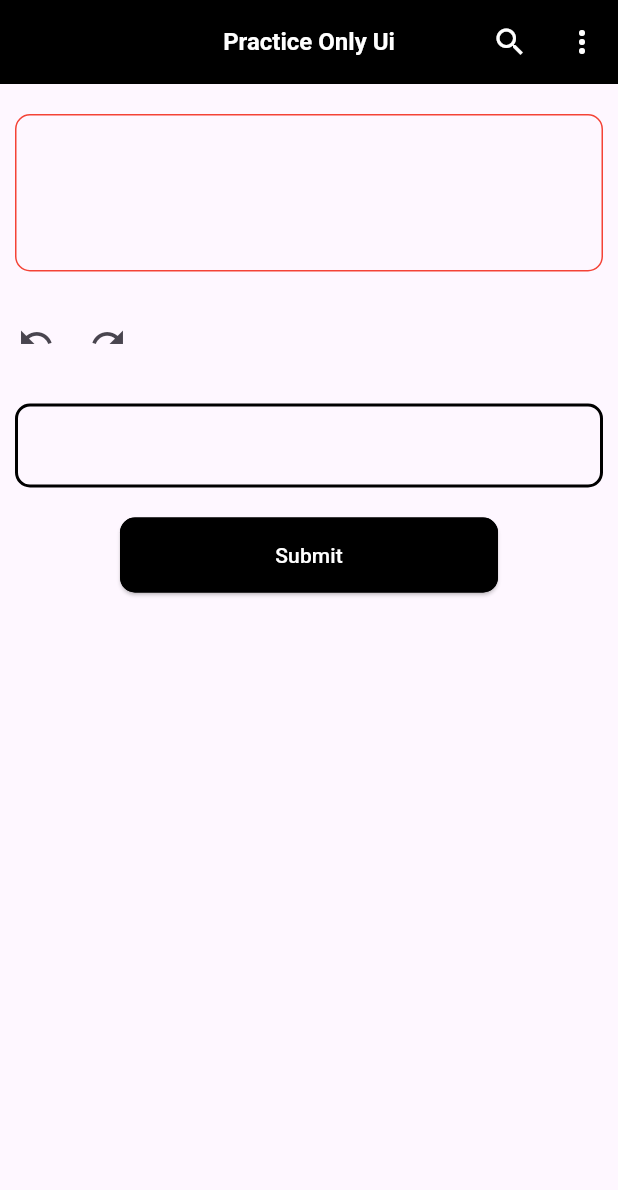
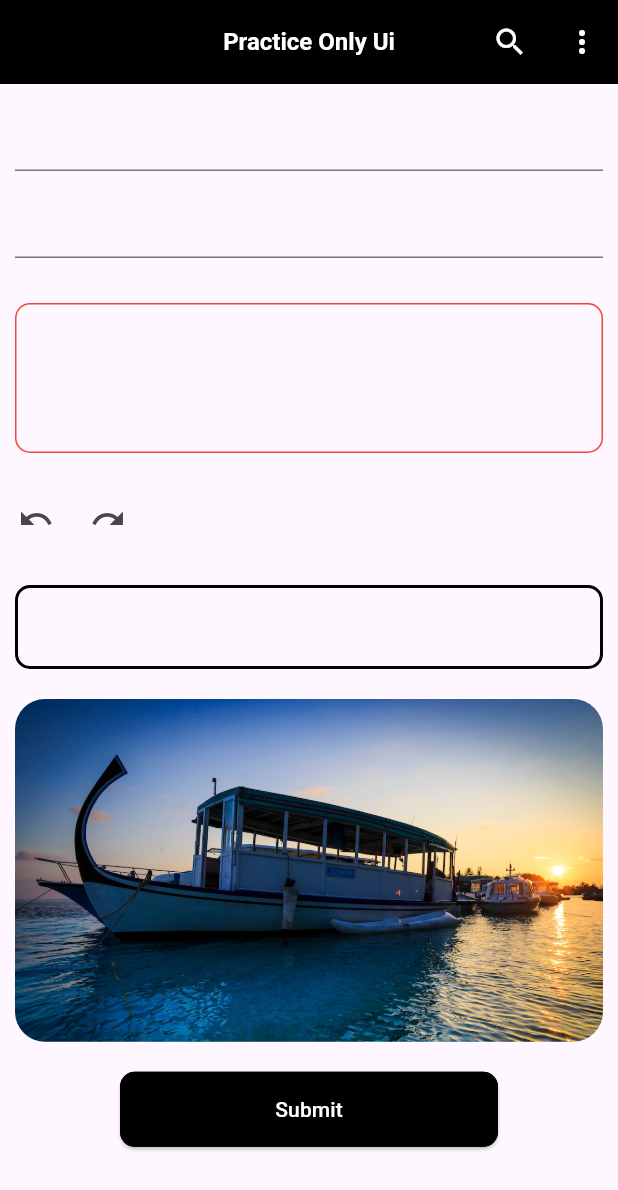
Before and after one commit to Akhi626052/practice_dart_ui, a Flutter app: the TextFieldPraSecond screen opened directly, on a phone screen of 412 x 824 dp. Shown: the top 1190 px of the screen. Run offline on Flutter 3.47's test engine with Material 3 defaults, Android fonts, the phone set to English and light mode, and no system bars; our stand-ins replace bloc, firebase_auth, firebase_core, firebase_messaging, flutter_bloc, flutter_local_notifications and 6 more; accounts and stored records are empty; statements that could not run were skipped.

Commit message:
text field property

```diff
--- a/lib/daily_read_ui_component/textfield_pra.dart
+++ b/lib/daily_read_ui_component/textfield_pra.dart
@@ -1,4 +1,6 @@
+import 'package:flutter/gestures.dart';
 import 'package:flutter/material.dart';
+import 'package:flutter/services.dart';
 void main(){
   runApp(MyApp());
 }
@@ -32,6 +34,8 @@ class _TextFieldPraSecondState extends State<TextFieldPraSecond>{
   // TabController           // TabBar control
   // AnimationController     // Animations
  final _formKey = GlobalKey<FormState>();
+  final TextEditingController _controller = TextEditingController();
+  final FocusNode _focusNode = FocusNode();
 @override
 Widget build(BuildContext context){
     return PopScope(
@@ -59,25 +63,101 @@ Widget build(BuildContext context){
               child: Column(
                 mainAxisAlignment: MainAxisAlignment.start,
                 children: [
+                  // TextField(
+                  //   maxLength: 20,
+                  //   buildCounter: (
+                  //       BuildContext context, {
+                  //         required int currentLength,
+                  //         required bool isFocused,
+                  //         required int? maxLength,
+                  //       }) {
+                  //     if (!isFocused) return null;
+                  //
+                  //     return Text('$currentLength/$maxLength');
+                  //   },
+                  // )
+                  SizedBox(height: 10,),
+                  Container(
+                    margin: EdgeInsets.symmetric(horizontal: 10),
+                    child: TextField(
+                      maxLength: 20,
+                        decoration: InputDecoration(counterText: ""),
+                        // isFocused = true
+                      // buildCounter: (BuildContext context,{required int currentLength, required bool isFocused,required int? maxLength}){
+                      //   return null; // Text("$currentLength / $maxLength");
+                      // },
+
+                    ),
+                  ),
+                  SizedBox(height: 10,),
+                  Container(
+                    margin: EdgeInsets.symmetric(horizontal: 10),
+                    child: TextField(
+                      textInputAction: TextInputAction.search,
+                      onSubmitted: (value) {
+                        print("Searching: $value");
+                      },
+                    ),
+                  ),
+                  SizedBox(height: 10,),
                   Container(
                     // height: double.infinity,
                     // width: double.infinity,
                     margin: EdgeInsets.symmetric(horizontal: 10, vertical: 20),// only, all
+                    child: SizedBox(height: 100,
                       child: TextField(
+                        dragStartBehavior: DragStartBehavior.down,//start
+                        keyboardAppearance: Brightness.light,
+                       onTapUpOutside:  ,
+                        inputFormatters: [
+                          FilteringTextInputFormatter.digitsOnly,
+                          LengthLimitingTextInputFormatter(10),
+                        ],
+
+
+
+                        canRequestFocus: true, // TextField pe tap karne se keyboard open nahi hoga
+                        clipBehavior: Clip.hardEdge, //1. antiAlias,2. none 3.antiAliasWithSaveLayer,  TextField ke content ko clip karega, cut kar de ga direct
+                        controller: _controller,
+                        cursorErrorColor: Colors.red,
+                        cursorColor: Colors.black,
+
+                        focusNode: _focusNode,
+                        mouseCursor: SystemMouseCursors.click,
+                         groupId: "textfield_group",
+                         cursorOpacityAnimates: true,// Opacity animate hogi (smooth blink)
+                        cursorHeight: 20,
+                        cursorWidth: 2,
+                        cursorRadius: Radius.circular(30),
+                        onSubmitted: (value){
+                          print("Submitted value: $value");
+                        },
+
+                         // obscureText: false,
+                        // contextMenuBuilder:
+                        // contentInsertionConfiguration:
                         // readOnly: true,
                         // enabled: false,
                         // readOnly: true,
                         // showCursor: false,
+
+                        expands: true, // TextField ap-ne parent ki available height ko poo-ra fill kare-ga..// expands ke sa-th minLines and maxLines li-kha-na pare ga.
+                        maxLines: null,
+                        minLines: null,
+                        textAlignVertical: TextAlignVertical.top,
+                        // ignorePointers: true,
+                        //
+                        // maxLines: 5,
+                        // minLines: 5,
+                        // maxLength: ,
                         undoController: undoController,
                         // scrollPadding: ,
                         // scrollPhysics: ,
-                      maxLines: 5,
+                        // scrollPadding: ,
                         scrollController: _scrollController,
                         style: TextStyle(fontSize: 14, fontWeight: FontWeight.bold, color: Colors.black),
                         enabled: true,
                         autofocus: false, // true
-                      cursorColor: Colors.black,
-
                         onChanged: (value){
                           print("Value changed: $value");
                         },
@@ -92,7 +172,6 @@ Widget build(BuildContext context){
                         textDirection: TextDirection.ltr,//rtl
                         smartDashesType: SmartDashesType.enabled,
                         textAlign: TextAlign.start,
-
                         // keyboardType: TextInputType.text,
                         keyboardType: TextInputType.multiline,
                         textInputAction: TextInputAction.newline,// done, Done, Next, Search, Send, Go, // next, search, send, go, newline
@@ -100,7 +179,9 @@ Widget build(BuildContext context){
                         showCursor: true, // curser visible or not
                         key: ValueKey("textfield1"),
                         decoration: InputDecoration(
-                        contentPadding: EdgeInsets.symmetric(horizontal: 10),
+                          // errorText: "Invalid Error",
+
+                          contentPadding: EdgeInsets.symmetric(horizontal: 10,vertical: 10),
                           border: OutlineInputBorder(
                             borderSide: BorderSide(
                               width: 1, color: Colors.red,
@@ -129,6 +210,7 @@ Widget build(BuildContext context){
 
                       ),
                     ),
+                  ),
 
                   Row(
                     children: [
@@ -146,12 +228,14 @@ Widget build(BuildContext context){
                     child: Container(
                       margin: EdgeInsets.symmetric(horizontal: 10),
                       child: TextFormField(
+                        cursorErrorColor: Colors.pink,
                         validator: (value) {
                           if (value == null || value.isEmpty) {
                             return "Name is required";
                           }
                           return null;
                         },
+
                         decoration: InputDecoration(
                           errorBorder: OutlineInputBorder(
                             borderSide: BorderSide(
@@ -177,6 +261,17 @@ Widget build(BuildContext context){
                           ),
                         ),
                       ),
+                      ),
+                  ),
+                  SizedBox(height: 20,),
+                  Container(
+                    // width: 120,
+                    // height: 120,
+                    clipBehavior: Clip.antiAliasWithSaveLayer, // none/antiAlias/antiAliasWithSaveLayer/hardEdge
+                    margin: EdgeInsets.symmetric(horizontal: 10),
+                    child: Image.asset("assets/images/awesome.png",fit: BoxFit.cover,),
+                    decoration: BoxDecoration(
+                      borderRadius: BorderRadius.circular(20),
                     ),
                   ),
                   SizedBox(height: 20,),
```
Lines whose indentation alone changed are shown as unchanged.
